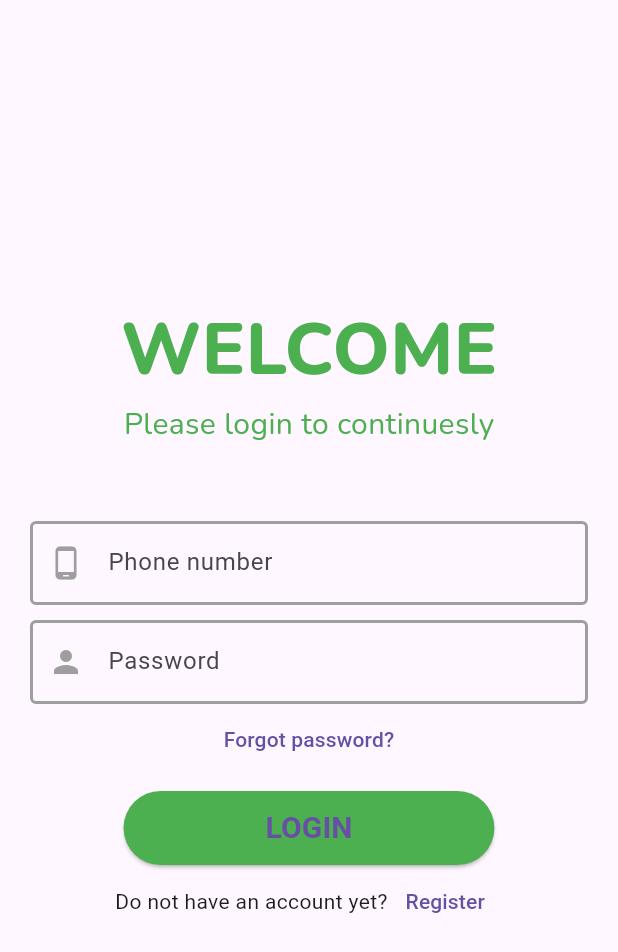
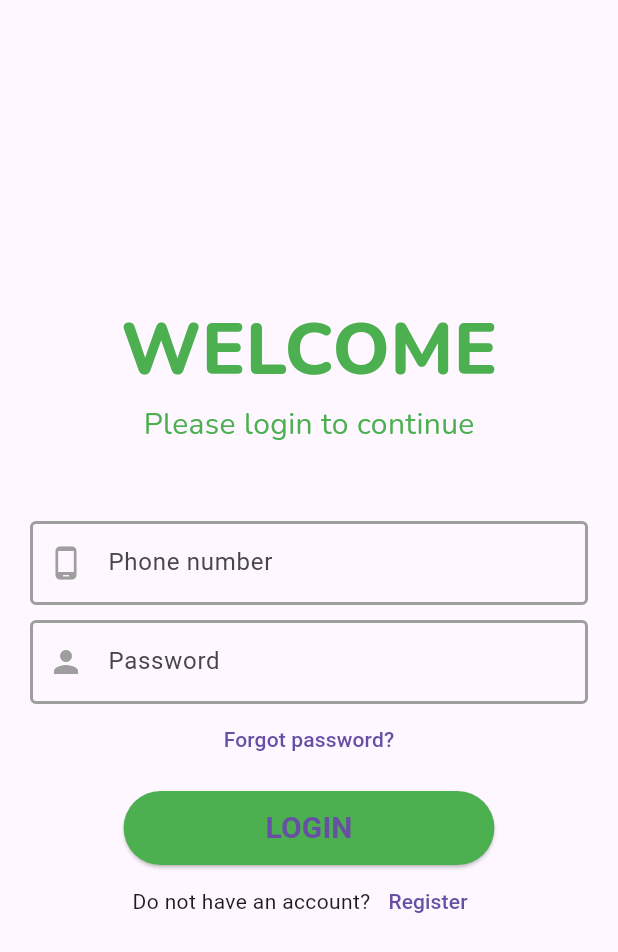
Before and after one commit to ndanaka/Dating-SocialMeet-Flutter, a Flutter app: the screen it shows after launch, on a phone screen of 412 x 824 dp. Shown: the top 952 px of the screen. Run offline on Flutter 3.47's test engine with Material 3 defaults, Android fonts, the phone set to English and light mode, and no system bars; our stand-ins replace get, google_fonts, persistent_bottom_nav_bar, shared_preferences, shimmer, sliding_up_panel.

Commit message:
update UI and readme

```diff
--- a/lib/screens/login/login_screen.dart
+++ b/lib/screens/login/login_screen.dart
@@ -38,7 +38,7 @@ class _LoginScreenState extends State<LoginScreen> {
             mainAxisAlignment: MainAxisAlignment.center,
             children: [
               Text("WELCOME", style: Mytheme.textLogin),
-              Text("Please login to continuesly", style: Mytheme.textLoginSmall),
+              Text("Please login to continue", style: Mytheme.textLoginSmall),
               Padding(
                 padding: const EdgeInsets.only(top: 50),
                 child: Column(
@@ -84,7 +84,7 @@ class _LoginScreenState extends State<LoginScreen> {
                     Row(
                       mainAxisAlignment: MainAxisAlignment.center,
                       children: [
-                        const Text('Do not have an account yet?'),
+                        const Text('Do not have an account?'),
                         TextButton(
                             onPressed: () {
                               Get.toNamed('/register');
```
Also changed, not shown: 1 other file.
